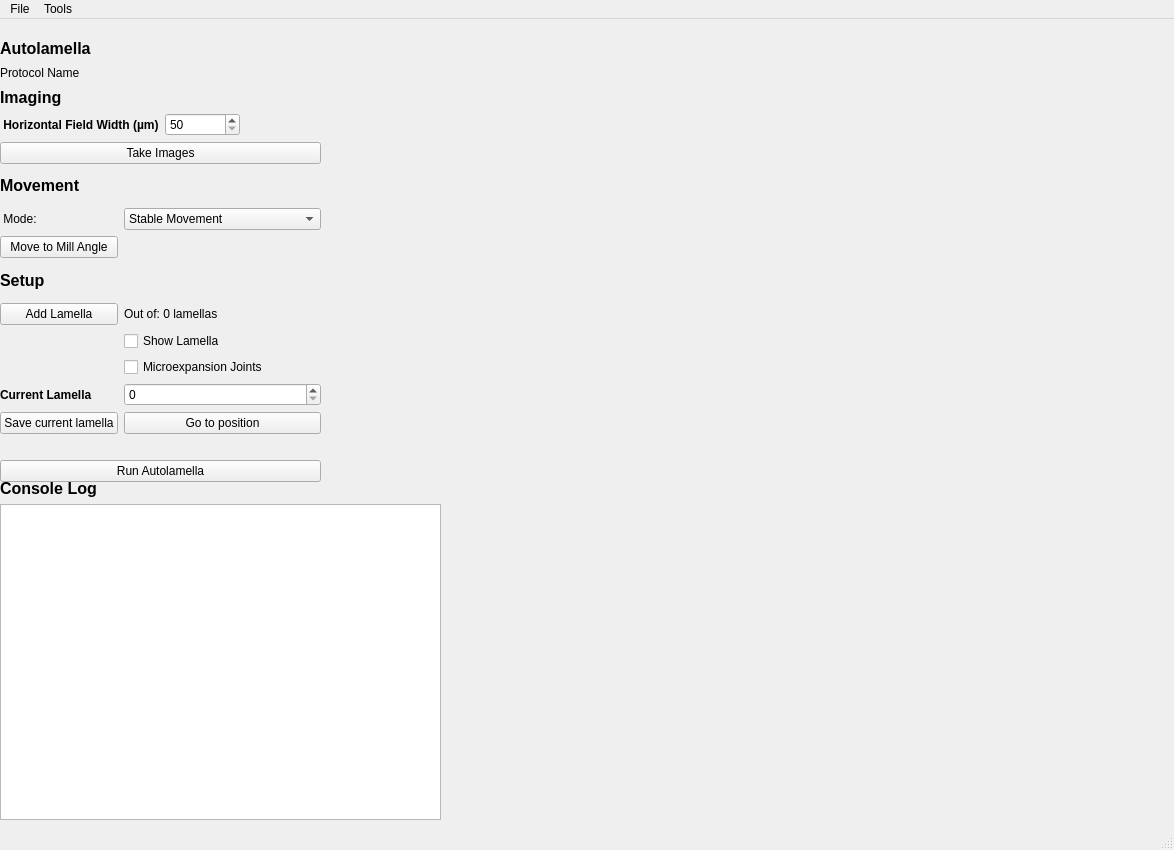
The window that autolamella/ui/UI.ui (DeMarcoLab/autolamella) describes before a commit, drawn with Qt 5.
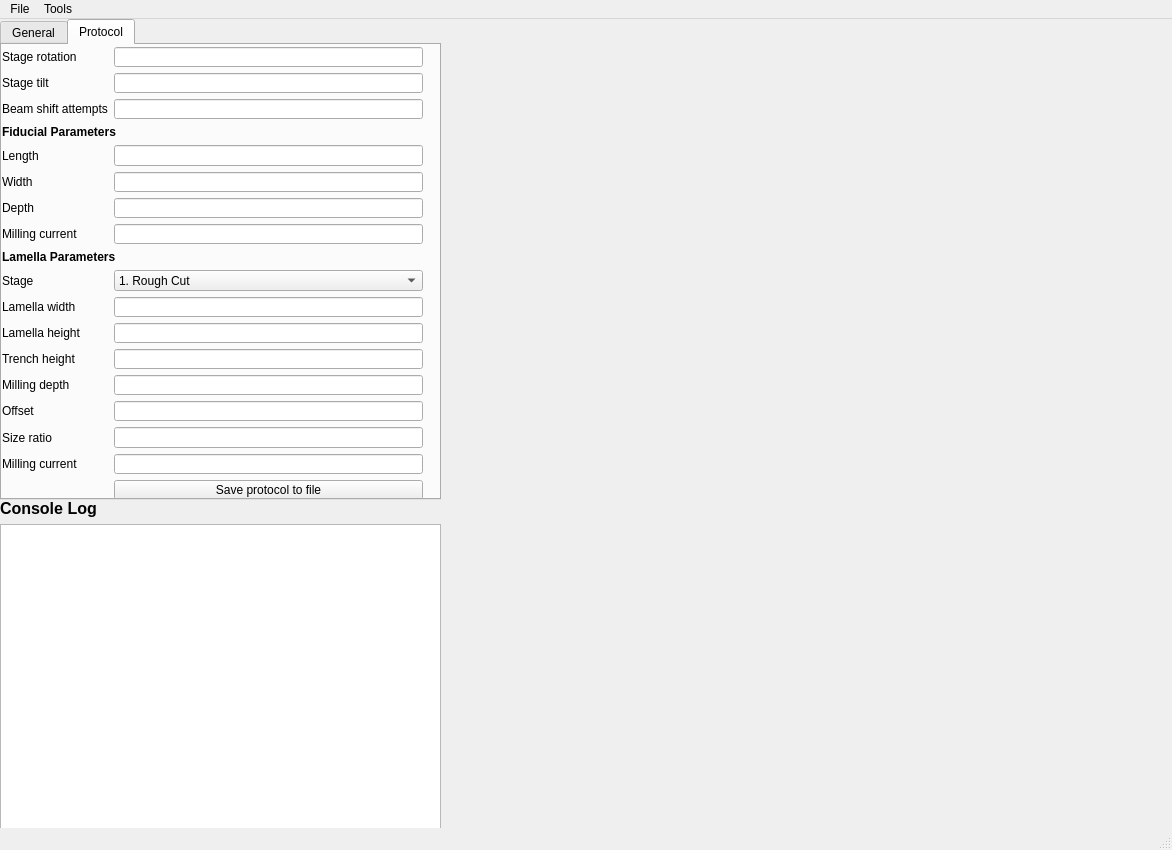
The same window after the commit.

Patch:
```diff
--- a/autolamella/ui/UI.ui
+++ b/autolamella/ui/UI.ui
@@ -6,7 +6,7 @@
    <rect>
     <x>0</x>
     <y>0</y>
-    <width>1174</width>
+    <width>1172</width>
     <height>850</height>
    </rect>
   </property>
@@ -27,7 +27,7 @@
     <property name="geometry">
      <rect>
       <x>0</x>
-      <y>460</y>
+      <y>480</y>
       <width>441</width>
       <height>341</height>
      </rect>
@@ -52,11 +52,27 @@
      </item>
     </layout>
    </widget>
+   <widget class="QTabWidget" name="tabWidget">
+    <property name="geometry">
+     <rect>
+      <x>0</x>
+      <y>0</y>
+      <width>441</width>
+      <height>481</height>
+     </rect>
+    </property>
+    <property name="currentIndex">
+     <number>1</number>
+    </property>
+    <widget class="QWidget" name="tab">
+     <attribute name="title">
+      <string>General</string>
+     </attribute>
    <widget class="QWidget" name="gridLayoutWidget_2">
     <property name="geometry">
      <rect>
       <x>0</x>
-      <y>20</y>
+        <y>10</y>
       <width>321</width>
       <height>125</height>
      </rect>
@@ -156,7 +172,7 @@
     <property name="geometry">
      <rect>
       <x>0</x>
-      <y>150</y>
+        <y>140</y>
       <width>321</width>
       <height>313</height>
      </rect>
@@ -328,12 +344,230 @@
     </layout>
    </widget>
   </widget>
+    <widget class="QWidget" name="tab_2">
+     <attribute name="title">
+      <string>Protocol</string>
+     </attribute>
+     <widget class="QWidget" name="formLayoutWidget">
+      <property name="geometry">
+       <rect>
+        <x>0</x>
+        <y>2</y>
+        <width>421</width>
+        <height>453</height>
+       </rect>
+      </property>
+      <layout class="QFormLayout" name="formLayout">
+       <item row="0" column="0">
+        <widget class="QLabel" name="stageRotationLabel">
+         <property name="text">
+          <string>Stage rotation</string>
+         </property>
+        </widget>
+       </item>
+       <item row="0" column="1">
+        <widget class="QLineEdit" name="stage_rotation"/>
+       </item>
+       <item row="1" column="0">
+        <widget class="QLabel" name="stageTiltLabel">
+         <property name="text">
+          <string>Stage tilt</string>
+         </property>
+        </widget>
+       </item>
+       <item row="1" column="1">
+        <widget class="QLineEdit" name="stage_tilt"/>
+       </item>
+       <item row="2" column="0">
+        <widget class="QLabel" name="beamShiftAttemptsLabel">
+         <property name="text">
+          <string>Beam shift attempts</string>
+         </property>
+        </widget>
+       </item>
+       <item row="2" column="1">
+        <widget class="QLineEdit" name="beamshift_attempts"/>
+       </item>
+       <item row="3" column="0" colspan="2">
+        <widget class="QLabel" name="label_5">
+         <property name="font">
+          <font>
+           <weight>75</weight>
+           <bold>true</bold>
+          </font>
+         </property>
+         <property name="text">
+          <string>Fiducial Parameters</string>
+         </property>
+        </widget>
+       </item>
+       <item row="4" column="0">
+        <widget class="QLabel" name="lengthLabel">
+         <property name="text">
+          <string>Length</string>
+         </property>
+        </widget>
+       </item>
+       <item row="4" column="1">
+        <widget class="QLineEdit" name="fiducial_length"/>
+       </item>
+       <item row="5" column="0">
+        <widget class="QLabel" name="widthLabel">
+         <property name="text">
+          <string>Width</string>
+         </property>
+        </widget>
+       </item>
+       <item row="5" column="1">
+        <widget class="QLineEdit" name="width_fiducial"/>
+       </item>
+       <item row="6" column="0">
+        <widget class="QLabel" name="depthLabel">
+         <property name="text">
+          <string>Depth</string>
+         </property>
+        </widget>
+       </item>
+       <item row="6" column="1">
+        <widget class="QLineEdit" name="depth_fiducial"/>
+       </item>
+       <item row="7" column="0">
+        <widget class="QLabel" name="millingCurrentLabel">
+         <property name="text">
+          <string>Milling current</string>
+         </property>
+        </widget>
+       </item>
+       <item row="7" column="1">
+        <widget class="QLineEdit" name="current_fiducial"/>
+       </item>
+       <item row="8" column="0" colspan="2">
+        <widget class="QLabel" name="label_9">
+         <property name="font">
+          <font>
+           <weight>75</weight>
+           <bold>true</bold>
+          </font>
+         </property>
+         <property name="text">
+          <string>Lamella Parameters </string>
+         </property>
+        </widget>
+       </item>
+       <item row="10" column="0">
+        <widget class="QLabel" name="widthLabel_2">
+         <property name="text">
+          <string>Lamella width</string>
+         </property>
+        </widget>
+       </item>
+       <item row="10" column="1">
+        <widget class="QLineEdit" name="lamella_width"/>
+       </item>
+       <item row="11" column="0">
+        <widget class="QLabel" name="heightLabel">
+         <property name="text">
+          <string>Lamella height</string>
+         </property>
+        </widget>
+       </item>
+       <item row="11" column="1">
+        <widget class="QLineEdit" name="lamella_height"/>
+       </item>
+       <item row="12" column="0">
+        <widget class="QLabel" name="trenchHeightLabel">
+         <property name="text">
+          <string>Trench height</string>
+         </property>
+        </widget>
+       </item>
+       <item row="12" column="1">
+        <widget class="QLineEdit" name="trench_height"/>
+       </item>
+       <item row="13" column="0">
+        <widget class="QLabel" name="millingDepthLabel">
+         <property name="text">
+          <string>Milling depth</string>
+         </property>
+        </widget>
+       </item>
+       <item row="13" column="1">
+        <widget class="QLineEdit" name="depth_trench"/>
+       </item>
+       <item row="14" column="0">
+        <widget class="QLabel" name="offsetLabel">
+         <property name="text">
+          <string>Offset</string>
+         </property>
+        </widget>
+       </item>
+       <item row="14" column="1">
+        <widget class="QLineEdit" name="offset"/>
+       </item>
+       <item row="15" column="0">
+        <widget class="QLabel" name="sizeRatioLabel">
+         <property name="text">
+          <string>Size ratio</string>
+         </property>
+        </widget>
+       </item>
+       <item row="15" column="1">
+        <widget class="QLineEdit" name="size_ratio"/>
+       </item>
+       <item row="16" column="0">
+        <widget class="QLabel" name="millingCurrentLabel_2">
+         <property name="text">
+          <string>Milling current</string>
+         </property>
+        </widget>
+       </item>
+       <item row="16" column="1">
+        <widget class="QLineEdit" name="current_lamella"/>
+       </item>
+       <item row="9" column="0">
+        <widget class="QLabel" name="stageLabel">
+         <property name="text">
+          <string>Stage</string>
+         </property>
+        </widget>
+       </item>
+       <item row="9" column="1">
+        <widget class="QComboBox" name="stage_lamella">
+         <item>
+          <property name="text">
+           <string>1. Rough Cut</string>
+          </property>
+         </item>
+         <item>
+          <property name="text">
+           <string>2. Regular Cut</string>
+          </property>
+         </item>
+         <item>
+          <property name="text">
+           <string>3. Polishing Cut</string>
+          </property>
+         </item>
+        </widget>
+       </item>
+       <item row="17" column="1">
+        <widget class="QPushButton" name="export_protocol">
+         <property name="text">
+          <string>Save protocol to file</string>
+         </property>
+        </widget>
+       </item>
+      </layout>
+     </widget>
+    </widget>
+   </widget>
+  </widget>
   <widget class="QMenuBar" name="menubar">
    <property name="geometry">
     <rect>
      <x>0</x>
      <y>0</y>
-     <width>1174</width>
+     <width>1172</width>
      <height>21</height>
     </rect>
    </property>
```
Lines whose indentation alone changed are shown as unchanged.
